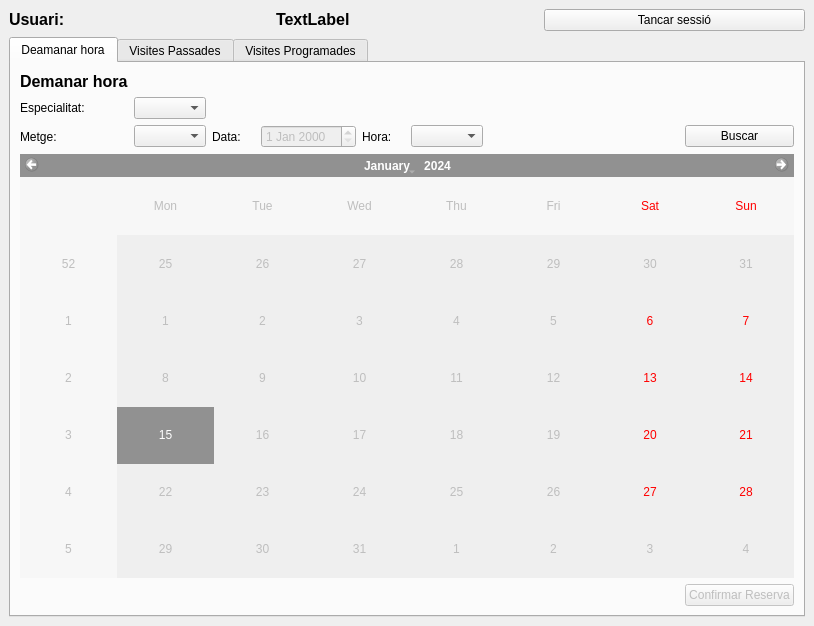
This is ferrer_carles/pacient.ui in cferrermunoz/VisitApp as Qt 5 draws it before an edit. The edited form follows.
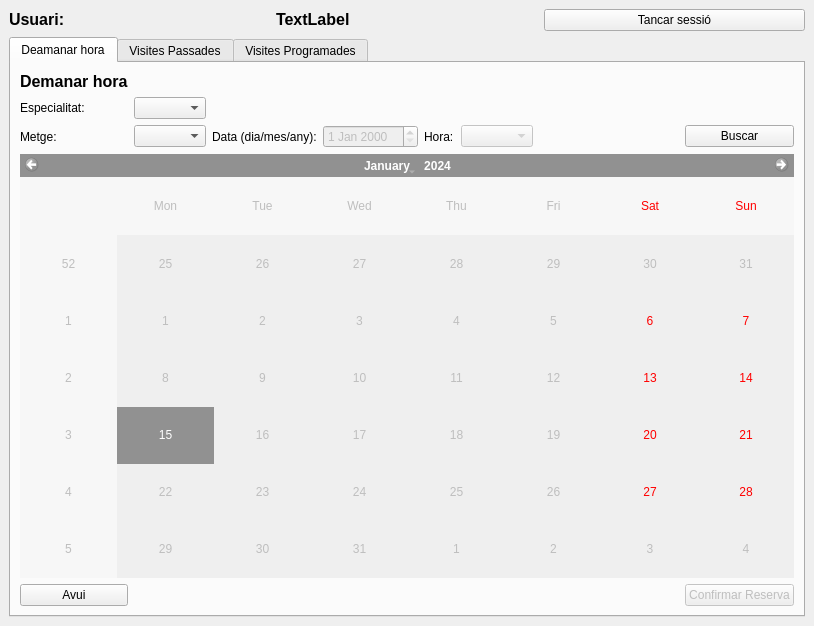
This is the edited form.

```diff
--- a/ferrer_carles/pacient.ui
+++ b/ferrer_carles/pacient.ui
@@ -66,7 +66,7 @@
         <item row="2" column="2">
          <widget class="QLabel" name="label_4">
           <property name="text">
-           <string>Data:</string>
+           <string>Data (dia/mes/any):</string>
           </property>
          </widget>
         </item>
@@ -78,7 +78,11 @@
          </widget>
         </item>
         <item row="2" column="5">
-         <widget class="QComboBox" name="cboHora"/>
+         <widget class="QComboBox" name="cboHora">
+          <property name="enabled">
+           <bool>false</bool>
+          </property>
+         </widget>
         </item>
         <item row="3" column="0" colspan="11">
          <widget class="QCalendarWidget" name="calendarWidget">
@@ -124,6 +128,13 @@
         <item row="1" column="1">
          <widget class="QComboBox" name="cboEspecialitat"/>
         </item>
+        <item row="4" column="0">
+         <widget class="QPushButton" name="btnAvui">
+          <property name="text">
+           <string>Avui</string>
+          </property>
+         </widget>
+        </item>
        </layout>
       </widget>
       <widget class="QWidget" name="tab_2">
```
Left out of the diff: 4 changed lines with no effect on the pictures.
